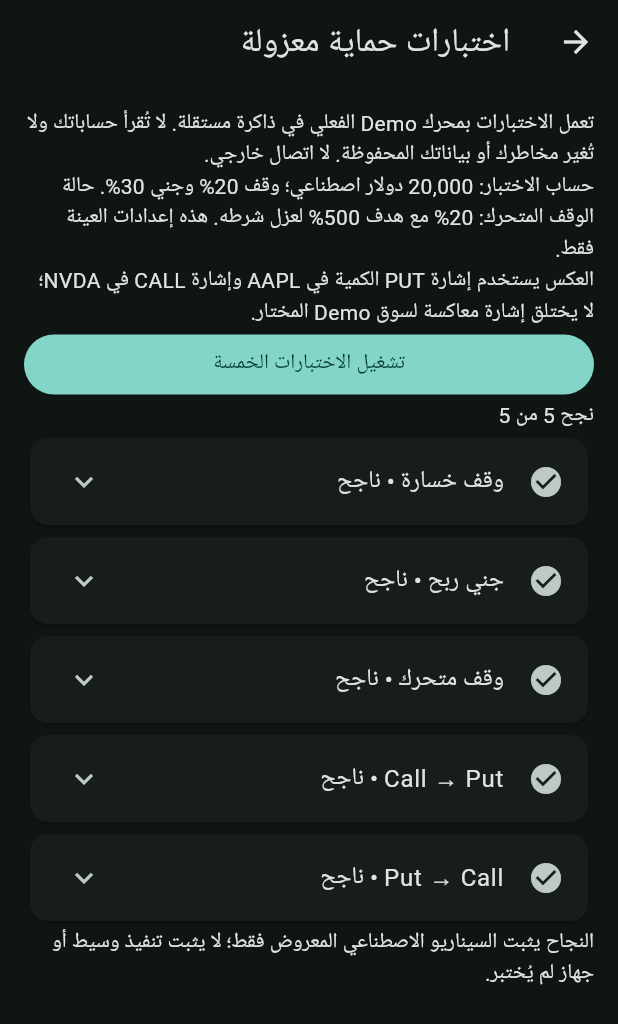
After one commit to 1stsaad-beep/options-ai-trader, a Flutter app: the DemoSafetyExercisesScreen screen opened directly, after a tap on "تشغيل الاختبارات الخمسة", on a phone screen of 412 x 824 dp. The commit adds this screen. Shown: the top 1024 px of the screen. Run offline on Flutter 3.47's test engine with Material 3 defaults, Android fonts, the phone set to English and light mode, and no system bars; our stand-ins replace shared_preferences; accounts and stored records are empty.

Commit message:
test: isolated phone exit and reversal exercises with saved evidence [chart-check]

```diff
--- a/mobile/lib/demo/chart_painter.dart
+++ b/mobile/lib/demo/chart_painter.dart
@@ -17,9 +17,10 @@ class DemoCandlePainter extends CustomPainter {
   final List<double?> rsiValues;
   final ChartMacd? macdValues;
   final List<ChartDivergence> divergences;
+  final String? fontFamily;
   DemoCandlePainter(this.bars,this.summary,this.patterns,this.markers,this.colors,
     this.lab,this.overlays,this.indicators,this.rsiValues,
-    {this.macdValues,this.divergences=const []});
+    {this.macdValues,this.divergences=const [],this.fontFamily});
 
   List<String> get layerLabels => [
     'Candles ${bars.length}', 'Observation axis',
@@ -54,7 +55,7 @@ class DemoCandlePainter extends CustomPainter {
     double x(int tick)=>plot.left+(indices[tick]!+.5)*dx;
     double y(double price)=>plot.top+(high-price)/(high-low)*plot.height;
     void text(String value,Offset at,Color color,{double fontSize=10}) {
-      final p=TextPainter(text:TextSpan(text:value,style:TextStyle(color:color,fontSize:fontSize)),
+      final p=TextPainter(text:TextSpan(text:value,style:TextStyle(color:color,fontSize:fontSize,fontFamily:fontFamily)),
         textDirection:TextDirection.ltr)..layout(maxWidth:math.max(1,size.width-6));
       p.paint(canvas,Offset(at.dx.clamp(2,math.max(2,size.width-p.width-2)).toDouble(),
         at.dy.clamp(1,math.max(1,size.height-p.height-1)).toDouble()));
--- /dev/null
+++ b/mobile/lib/demo/safety_exercises.dart
@@ -0,0 +1,125 @@
+// In-memory exercises use the production local DemoEngine, never the user's
+// engine/store. No network, broker, clock override or mocked signal provider.
+import 'dart:convert';
+import 'engine.dart';
+
+class DemoExerciseResult {
+  final String name;
+  final bool passed;
+  final List<String> evidence;
+  final DemoRow ledger;
+  const DemoExerciseResult(this.name,this.passed,this.evidence,this.ledger);
+}
+
+class DemoSafetyExercises {
+  static List<DemoExerciseResult> run({DemoEngine Function()? factory}) => [
+    for(final reason in ['وقف خسارة','جني ربح','وقف متحرك'])
+      _run(reason,factory??DemoEngine.new,(e,trace)=>_exit(e,trace,reason)),
+    _run('Call → Put',factory??DemoEngine.new,(e,trace)=>_reverse(e,trace,'AAPL','CALL','PUT')),
+    _run('Put → Call',factory??DemoEngine.new,(e,trace)=>_reverse(e,trace,'NVDA','PUT','CALL')),
+  ];
+
+  static void _check(bool condition,String explanation,List<String> trace) {
+    if(!condition)throw StateError(explanation);
+    trace.add(explanation);
+  }
+  static DemoExerciseResult _run(String name,DemoEngine Function() factory,
+      void Function(DemoEngine,List<String>) exercise) {
+    final e=factory(),trace=<String>[];
+    try {
+      exercise(e,trace);e.validate();
+      return DemoExerciseResult(name,true,List.unmodifiable(trace),jsonDecode(e.encode()) as DemoRow);
+    } catch(error) {
+      trace.add('فشل: $error');
+      return DemoExerciseResult(name,false,List.unmodifiable(trace),{});
+    }
+  }
+
+  static void _exit(DemoEngine e,List<String> trace,String reason) {
+    final a=e.createAccount('حماية معزولة',2000000),id=a['id'] as String;
+    final entry=e.submit(id,e.contract('NVDA','CALL'),'BUY',1,'exercise-entry');
+    e.step(enter:false);
+    _check(entry['status']=='FILLED','شراء اصطناعي كامل عند #${e.tick}',trace);
+    e.configure(id,{'automation':true,
+      if(reason=='وقف متحرك') ...{'take_pct':500,'trailing_pct':20}});
+    final riskBefore=jsonEncode(e.risk(a));
+    if(reason=='وقف متحرك') {
+      e.scenario='rally';e.step(enter:false);
+      _check(e.rows(a,'orders').length==1,'تسجيل قمة 165 سنتًا دون خروج مبكر',trace);
+      e.scenario='flat';
+    } else {e.scenario=reason=='وقف خسارة'?'drop':'rally';}
+    e.step(enter:false);
+    final p=e.rows(a,'positions').single,r=e.risk(a);
+    final mark=(p['last_bid'] as int)*(p['quantity'] as int)*100;
+    final condition=reason=='وقف خسارة'?mark*100<=p['cost']*(100-r['stop_pct']):
+      reason=='جني ربح'?mark*100>=p['cost']*(100+r['take_pct']):
+      p['high_bid']>p['cost']/p['quantity']/100 && p['last_bid']*100<=p['high_bid']*(100-r['trailing_pct']);
+    _check(condition,'تحقق الشرط عند #${e.tick}: mark=$mark cost=${p['cost']} high_bid=${p['high_bid']}',trace);
+    final close=e.rows(a,'orders').last;
+    _check(close['side']=='SELL_TO_CLOSE' && close['reason']==reason && close['filled']==0,
+      'أُنشئ $reason؛ لا تنفيذ في ملاحظة القرار نفسها',trace);
+    final decisionTick=e.tick;
+    e.step(enter:false);
+    _check(close['status']=='FILLED' && e.rows(a,'positions').isEmpty &&
+      (close['fills'] as List).every((f)=>f['tick']>decisionTick),'إغلاق كامل في الملاحظة التالية',trace);
+    _check(jsonEncode(e.risk(a))==riskBefore,'إعدادات حساب الاختبار ثابتة أثناء تحقق الخروج',trace);
+    _check(a['cash']==a['initial']+e.realized(a) && e.performance(id)['fees']==130,
+      'مصالحة الرسوم 130 سنتًا والرصيد وP&L=${e.realized(a)} سنت',trace);
+    _check(DemoEngine.decode(e.encode()).encode()==e.encode(),'استعادة دفتر الاختبار دون تغيير',trace);
+  }
+
+  static void _reverse(DemoEngine e,List<String> trace,String symbol,String oldRight,String newRight) {
+    var a=e.createAccount('انعكاس معزول',2000000);final id=a['id'] as String;
+    final contract=e.contract(symbol,oldRight);
+    try {e.submit(id,contract,'BUY',3,'exercise-entry',loseResponse:true);} on DemoRejected { /* receipt checked below */ }
+    _check(a['known']==false && e.rows(a,'orders').length==1,'فقد الرد: أمر واحد محفوظ والحساب غير محسوم',trace);
+    final retry=e.submit(id,contract,'BUY',3,'exercise-entry');
+    _check(retry['filled']==0 && e.rows(a,'orders').length==1,'إعادة الطلب بالمفتاح نفسه لا تنشئ أمرًا مكررًا',trace);
+    e.step(enter:false);_check(retry['filled']==0,'عدم اليقين يمنع التنفيذ',trace);
+    e.reconcile(id);
+    for(var i=0;i<3;i++) {e.step(enter:false);}
+    // Lost-response time consumed one tick; order TTL can cancel the unfilled
+    // remainder. Use a fresh owned entry only after a known terminal status.
+    final owned=e.rows(a,'positions').single['quantity'] as int;
+    if(owned<3) {
+      e.submit(id,contract,'BUY',3-owned,'exercise-known-remainder');
+      for(var i=owned;i<3;i++) {e.step(enter:false);}
+    }
+    _check(e.rows(a,'positions').single['quantity']==3,'ثلاثة عقود مملوكة بإيصالات فعلية',trace);
+    final pending=e.submit(id,e.contract(symbol,oldRight,
+      strike:(contract['strike'] as int)+500),'BUY',1,'exercise-pending');
+    final reversal=e.requestReversal(id,symbol,newRight,'exercise-reversal');
+    _check(pending['status']=='CANCELLED' && reversal['state']=='CLOSING',
+      'إشارة كمية أصلية إلى $newRight؛ أُلغي الدخول المعلق قبل الإغلاق',trace);
+    e.step(enter:false);
+    _check(e.rows(a,'positions').single['quantity']==2 && reversal['entry_order']==null,
+      'إغلاق جزئي 1/3؛ لم يُفتح الاتجاه المقابل',trace);
+    e.disconnect(id);e.step(enter:false);
+    _check(e.rows(a,'positions').single['quantity']==2 && reversal['entry_order']==null,
+      'الانقطاع يوقف التقدم ويحفظ المملوك',trace);
+    // Exercise serialized restart through the real decoder, then copy only
+    // the restored temporary state into this isolated instance for evidence.
+    final restored=DemoEngine.decode(e.encode());
+    e.accounts.clear();e.accounts.addAll(restored.accounts);e.sequence=restored.sequence;
+    a=e.account(id);e.reconcile(id);
+    e.step(enter:false);e.step(enter:false);
+    final v=e.rows(a,'reversals').single;
+    _check(e.rows(a,'positions').isEmpty && v['state']=='ENTERING',
+      'أُغلق القديم بالكامل؛ الاتجاه الجديد مجرد أمر غير منفذ',trace);
+    final closes=(v['close_orders'] as List).map((oid)=>e.order(id,oid as String)).toList();
+    final next=e.order(id,v['entry_order'] as String),audit=e.rows(a,'audit');
+    final submitted=audit.lastIndexWhere((r)=>r['event']=='أمر محلي');
+    _check(closes.every((o)=>o['status']=='FILLED') && submitted>0 &&
+      audit[submitted-1]['event']=='مصالحة','إيصالات الإغلاق الكامل ثم المصالحة ثم قبول أمر $newRight',trace);
+    final lastClose=closes.expand((o)=>(o['fills'] as List).cast<DemoRow>())
+      .map((f)=>f['tick'] as int).reduce((a,b)=>a>b?a:b);
+    _check(next['created_tick']>=lastClose && next['filled']==0,'إعادة فحص الإشارة والعقد والمخاطر بعد آخر إغلاق',trace);
+    e.step(enter:false);
+    _check(v['state']=='COMPLETED' && e.rows(a,'positions').single['right']==newRight &&
+      (next['fills'] as List).every((f)=>f['tick']>lastClose),
+      'اكتمل $oldRight → $newRight دون تزامن المراكز',trace);
+    _check(e.requestReversal(id,symbol,newRight,'exercise-reversal')['entry_order']==next['id'] &&
+      e.rows(a,'orders').where((o)=>o['request_key']=='reverse-entry-exercise-reversal').length==1,
+      'إعادة طلب الانعكاس لا تكرر الأمر',trace);
+  }
+}
--- /dev/null
+++ b/mobile/lib/demo/safety_exercises_screen.dart
@@ -0,0 +1,28 @@
+import 'package:flutter/material.dart';
+import 'safety_exercises.dart';
+
+class DemoSafetyExercisesScreen extends StatefulWidget {
+  const DemoSafetyExercisesScreen({super.key});
+  @override
+  State<DemoSafetyExercisesScreen> createState()=>_DemoSafetyExercisesScreenState();
+}
+class _DemoSafetyExercisesScreenState extends State<DemoSafetyExercisesScreen> {
+  List<DemoExerciseResult>? results;
+  @override
+  Widget build(BuildContext context)=>Scaffold(
+    appBar:AppBar(title:const Text('اختبارات حماية معزولة')),
+    body:ListView(padding:const EdgeInsets.all(16),children:[
+      const Text('تعمل الاختبارات بمحرك Demo الفعلي في ذاكرة مستقلة. لا تُقرأ حساباتك ولا تُغيّر مخاطرك أو بياناتك المحفوظة. لا اتصال خارجي.'),
+      const Text('حساب الاختبار: 20,000 دولار اصطناعي؛ وقف 20% وجني 30%. حالة الوقف المتحرك: 20% مع هدف 500% لعزل شرطه. هذه إعدادات العينة فقط.'),
+      const Text('العكس يستخدم إشارة PUT الكمية في AAPL وإشارة CALL في NVDA؛ لا يختلق إشارة معاكسة لسوق Demo المختار.'),
+      FilledButton(key:const Key('run-safety-exercises'),onPressed:()=>setState(()=>results=DemoSafetyExercises.run()),
+        child:const Text('تشغيل الاختبارات الخمسة')),
+      if(results!=null) Text('نجح ${results!.where((r)=>r.passed).length} من ${results!.length}',key:const Key('exercise-summary')),
+      for(final r in results??<DemoExerciseResult>[]) Card(child:ExpansionTile(
+        key:Key('exercise-${r.name}'),initiallyExpanded:!r.passed,
+        leading:Icon(r.passed?Icons.check_circle:Icons.error_outline),
+        title:Text('${r.name} • ${r.passed?"ناجح":"فشل"}'),
+        children:[for(final line in r.evidence)ListTile(dense:true,title:Text(line))])),
+      const Text('النجاح يثبت السيناريو الاصطناعي المعروض فقط؛ لا يثبت تنفيذ وسيط أو جهاز لم يُختبر.'),
+    ]));
+}
--- a/mobile/lib/demo/screen.dart
+++ b/mobile/lib/demo/screen.dart
@@ -5,6 +5,7 @@ import 'store.dart';
 import 'backup.dart';
 import 'chart_lab.dart';
 import 'research_lab.dart';
+import 'safety_exercises_screen.dart';
 
 class DemoScreen extends StatefulWidget {
   final DemoStore? store;
@@ -816,6 +817,10 @@ class _DemoScreenState extends State<DemoScreen> with WidgetsBindingObserver {
           ),
         const Divider(),
         const Text('مختبر أعطال محلي — لا يقطع اتصالًا حقيقيًا'),
+        OutlinedButton(key:const Key('demo-isolated-tests'),
+          onPressed:()=>Navigator.of(context).push(MaterialPageRoute<void>(
+            builder:(_)=>const DemoSafetyExercisesScreen())),
+          child:const Text('اختبارات حماية معزولة — لا تغيّر حساباتي')),
         button(
           'محاكاة انقطاع الحساب',
           () => act((e) => e.disconnect(id)),
```
Also changed, not shown: 6 other files.
